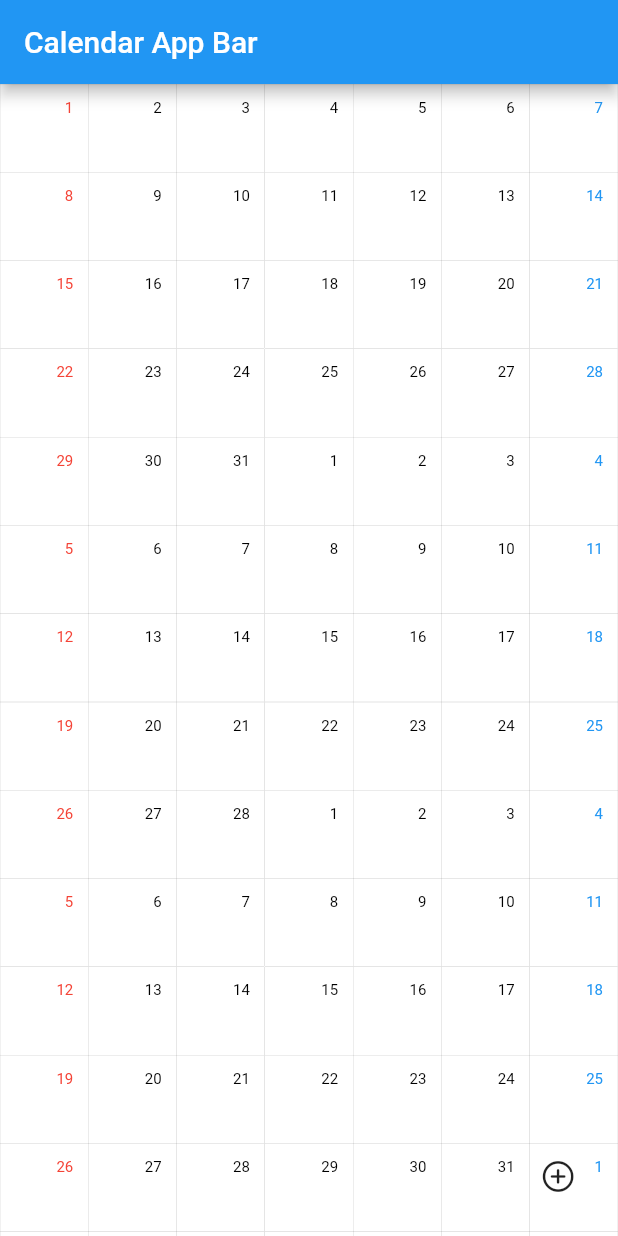
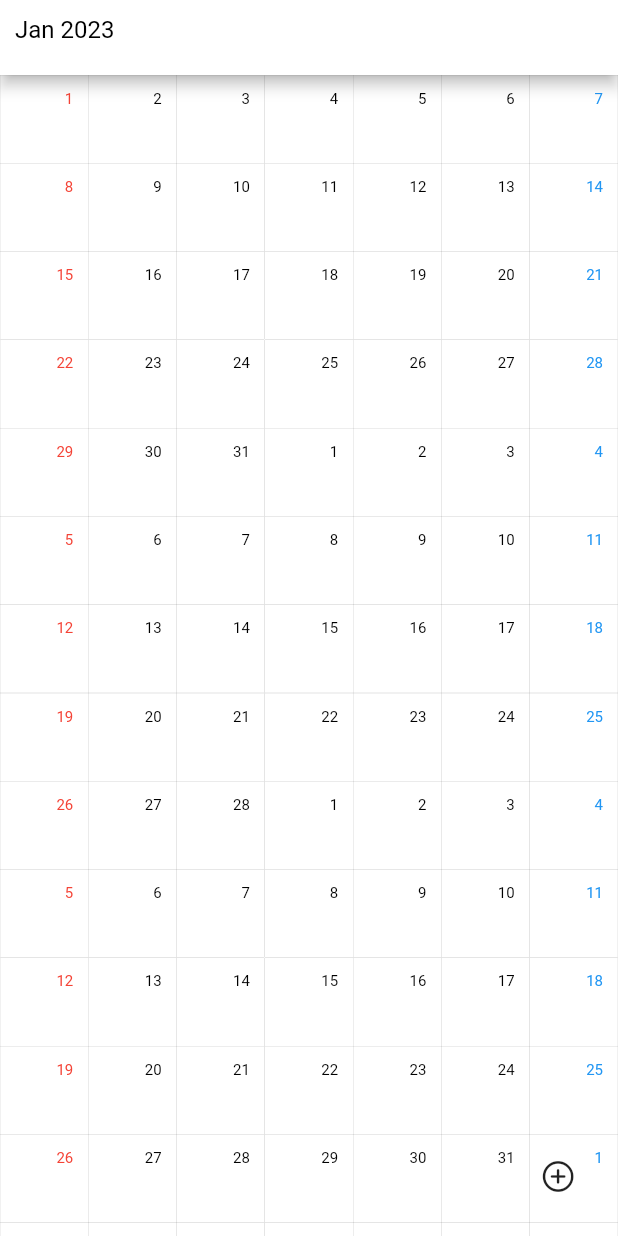
Before and after one commit to deniz-lee/flutter-demo, a Flutter app: the screen it shows after launch, on a phone screen of 412 x 824 dp. Run offline on Flutter 3.47's test engine with Material 2 defaults, Android fonts, the phone set to English and light mode, and no system bars.

Commit message:
[deniz-lee] Add calendar app bar, add date format.

```diff
--- a/app/lib/screen/calendar_page.dart
+++ b/app/lib/screen/calendar_page.dart
@@ -1,6 +1,7 @@
 import 'package:flutter/cupertino.dart';
 import 'package:flutter/material.dart';
 import 'package:flutter_demo/provider/calendar_provider.dart';
+import 'package:flutter_demo/widget/calendar_app_bar.dart';
 import 'package:flutter_demo/widget/grid_widget.dart';
 import 'package:provider/provider.dart';
 
@@ -14,9 +15,7 @@ class CalendarPage extends StatelessWidget {
     _calendarProvider = Provider.of<CalendarProvider>(context);
 
     return Scaffold(
-      appBar: AppBar(
-        title: const Text('Calendar App Bar'),
-      ),
+      appBar: CalendarAppBar(DateTime.now()),
       body: const GridWidget(),
       floatingActionButton: Row(
         mainAxisAlignment: MainAxisAlignment.end,
--- /dev/null
+++ b/app/lib/widget/calendar_app_bar.dart
@@ -0,0 +1,30 @@
+import 'package:flutter/material.dart';
+import 'package:intl/intl.dart';
+
+class CalendarAppBar extends StatelessWidget with PreferredSizeWidget {
+  @override
+  final Size preferredSize = const Size.fromHeight(50.0);
+
+  final DateTime? _dateTime;
+
+  const CalendarAppBar(this._dateTime, {super.key});
+
+  @override
+  Widget build(BuildContext context) {
+    DateTime now = DateTime.now();
+    String title = "${DateFormat.MMM().format(now)} ${now.year.toString()}";
+
+    return AppBar(
+      title: null,
+      backgroundColor: Colors.white,
+      leadingWidth: 160,
+      leading: Container(
+          alignment: Alignment.centerLeft,
+          padding: const EdgeInsets.fromLTRB(10, 0, 0, 10),
+          child: Text(
+            title,
+            style: const TextStyle(color: Colors.black, fontSize: 16),
+          )),
+    );
+  }
+}
--- a/app/lib/widget/grid_cell.dart
+++ b/app/lib/widget/grid_cell.dart
@@ -19,12 +19,15 @@ class GridCell extends StatelessWidget {
               width: 0.1,
             )),
         child: Container(
-          alignment: Alignment.topRight,
-          padding: const EdgeInsets.fromLTRB(10, 10, 10, 10),
-          child: Text(
-            _dateTime.day.toString(),
-            style: TextStyle(color: textColor, fontSize: 10),
-          ),
-        ));
+            alignment: Alignment.topRight,
+            padding: const EdgeInsets.fromLTRB(10, 10, 10, 10),
+            child: Column(
+              children: [
+                Text(
+                  _dateTime.day.toString(),
+                  style: TextStyle(color: textColor, fontSize: 10),
+                ),
+              ],
+            )));
   }
 }
--- a/app/lib/widget/grid_widget.dart
+++ b/app/lib/widget/grid_widget.dart
@@ -1,20 +1,55 @@
 import 'package:flutter/material.dart';
-import 'package:flutter_demo/widget/grid_cell.dart';
 
-class GridWidget extends StatelessWidget {
+import 'grid_cell.dart';
+
+class GridWidget extends StatefulWidget {
   const GridWidget({Key? key}) : super(key: key);
+
+  @override
+  State<StatefulWidget> createState() => GridWidgetState();
+}
+
+class GridWidgetState extends State<GridWidget> {
+  late int _length;
+  late ScrollController _controller;
+
+  @override
+  void initState() {
+    super.initState();
+
+    _length = 365;
+    _controller = ScrollController();
+    _controller.addListener(() {
+      if (_controller.hasClients) {
+        if (_controller.position.maxScrollExtent == _controller.offset) {
+          setState(() {
+            _length += 365;
+          });
+        }
+      }
+    });
+  }
+
+  @override
+  void dispose() {
+    _controller.dispose();
+    super.dispose();
+  }
 
   @override
   Widget build(BuildContext context) {
     return Scaffold(
-        body: GridView.count(
-      crossAxisCount: 7,
-      children: List.generate(365, (index) {
-        DateTime startDate = DateTime(DateTime.now().year, 1, 1);
-        final targetDate = startDate.add(Duration(days: index));
-
-        return Center(child: GridCell(targetDate));
-      }),
-    ));
+      body: GridView.builder(
+          controller: _controller,
+          itemCount: _length,
+          gridDelegate: const SliverGridDelegateWithFixedCrossAxisCount(
+            crossAxisCount: 7,
+          ),
+          itemBuilder: (context, index) {
+            DateTime startDate = DateTime(DateTime.now().year, 1, 1);
+            final targetDate = startDate.add(Duration(days: index));
+            return Center(child: GridCell(targetDate));
+          }),
+    );
   }
 }
--- a/app/pubspec.yaml
+++ b/app/pubspec.yaml
@@ -14,8 +14,9 @@ dependencies:
   flutter:
     sdk: flutter
 
-  # pattern
+  # flutter
   provider: ^6.0.5
+  intl: ^0.17.0
 
   # facilities
   url_launcher: ^6.1.7
```
Also changed, not shown: 1 other file.
